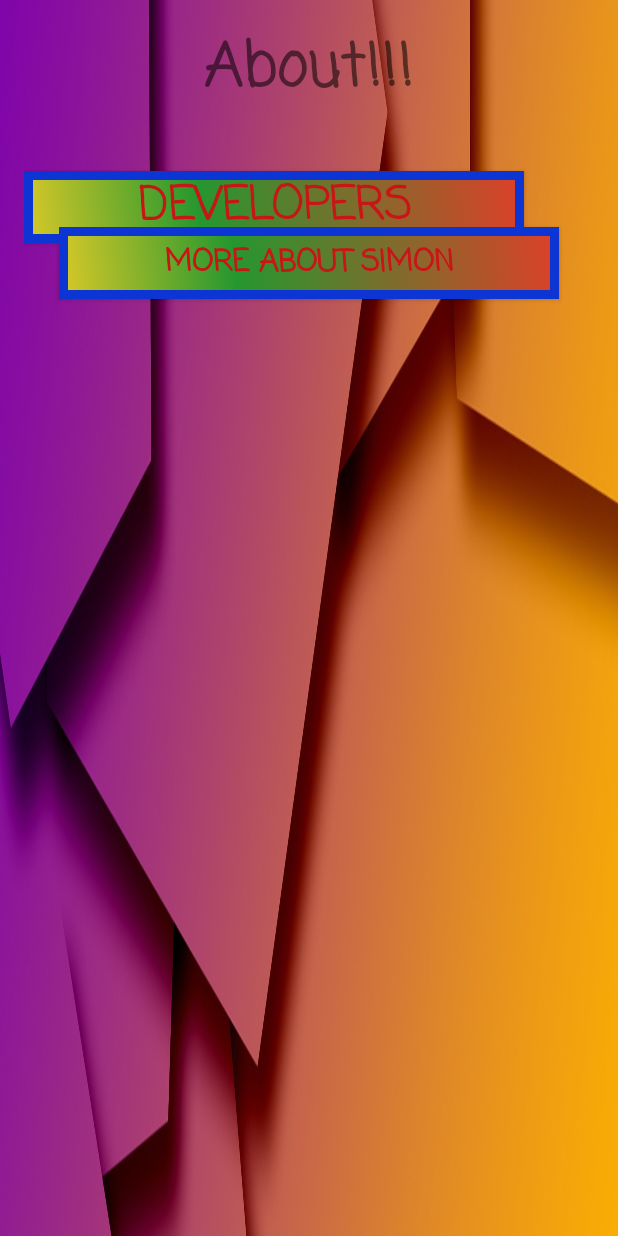
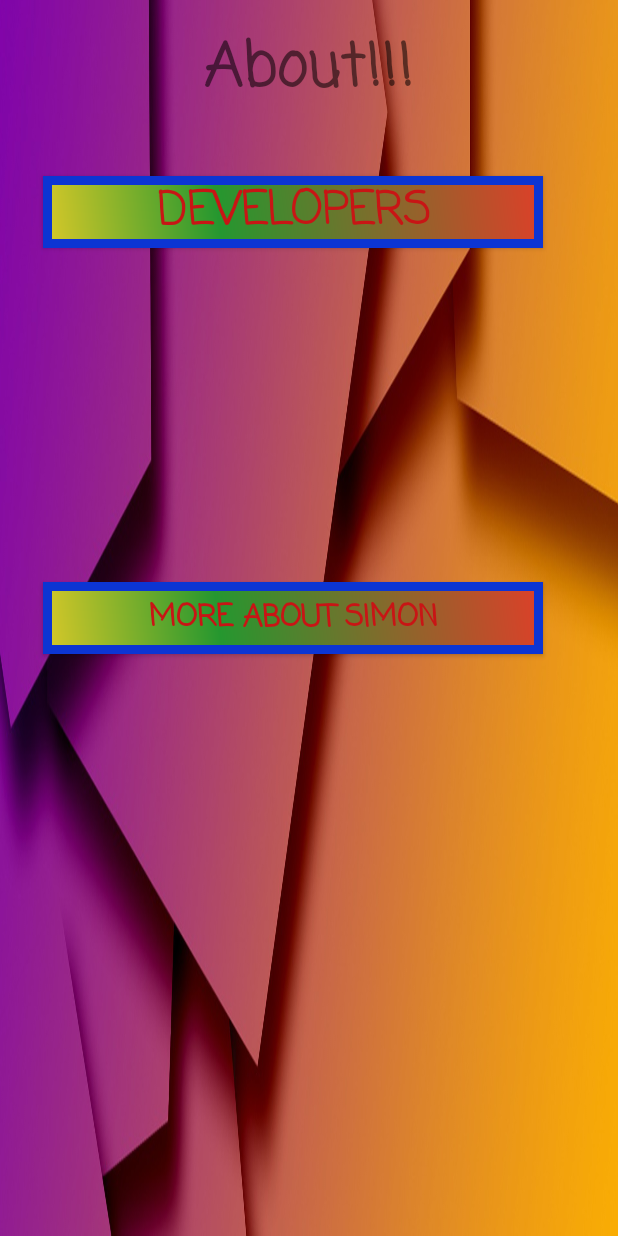
Before and after one commit to dbudrys/Simon02, an Android app: the AboutActivity screen opened directly, with no data from a screen before it, on a phone screen of 412 x 824 dp. Run offline under Robolectric (Android 15) with nearby library versions, the phone set to English and light mode, and no system bars.

Commit message:
About Activity Design Complete

```diff
--- a/app/src/main/res/layout/activity_about.xml
+++ b/app/src/main/res/layout/activity_about.xml
@@ -26,34 +26,36 @@
         />
 
     <Button
+        android:text="More about Simon"
+        android:layout_width="500px"
+        android:layout_height="wrap_content"
+        android:id="@+id/more_button"
+        android:fontFamily="casual"
+        android:textStyle="bold"
+
+        android:textColor="#ffc81515"
+        android:textSize="20sp"
+        android:background="@drawable/buttonshape"
+        android:layout_centerVertical="true"
+        android:layout_alignParentRight="true"
+        android:layout_alignParentEnd="true"
+        android:layout_marginRight="34dp"
+        android:layout_marginEnd="34dp" />
+
+    <Button
         android:text="Developers"
         android:layout_width="500px"
         android:layout_height="wrap_content"
         android:id="@+id/dev_button"
         android:fontFamily="casual"
         android:textStyle="bold"
-        android:layout_below="@+id/play_button"
-        android:layout_alignLeft="@+id/play_button"
-        android:layout_alignStart="@+id/play_button"
-        android:layout_marginTop="98dp"
+        android:layout_marginTop="40dp"
 
         android:textColor="#ffc81515"
         android:textSize="30sp"
-        android:background="@drawable/buttonshape"/>
-
-    <Button
-        android:text="More about Simon"
-        android:layout_width="500px"
-        android:layout_height="wrap_content"
-        android:id="@+id/more_button"
-        android:layout_marginTop="74dp"
-        android:fontFamily="casual"
-        android:textStyle="bold"
-
-        android:textColor="#ffc81515"
-        android:textSize="20sp"
         android:background="@drawable/buttonshape"
         android:layout_below="@+id/textView"
-        android:layout_centerHorizontal="true" />
+        android:layout_alignLeft="@+id/more_button"
+        android:layout_alignStart="@+id/more_button" />
 
 </RelativeLayout>
```
Also changed, not shown: app/src/main/java/com/dustin_domas_assignment/simon02/AboutActivity.java (+70 -1 lines).
